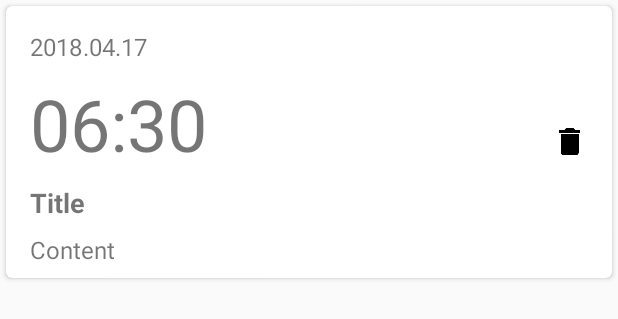
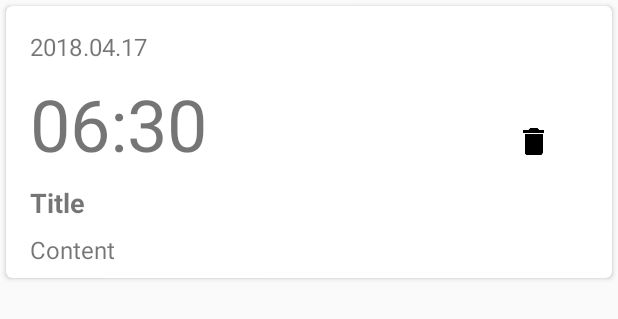
Before and after one commit to fy0715eien/floating-widget-android, an Android app: the layout item_alarm.xml on its own in the app's theme, with its tools: preview values and no code run, on a phone screen of 412 x 824 dp. Shown: the top 319 px of the screen. Run offline under Robolectric (Android 15) with nearby library versions, the phone set to English and light mode, and no system bars.

Commit message:
为提醒添加删除操作

```diff
--- a/app/src/main/java/com/example/fy071/floatingwidget/component/activity/PairingActivity.java
+++ b/app/src/main/java/com/example/fy071/floatingwidget/component/activity/PairingActivity.java
@@ -73,7 +73,7 @@ public class PairingActivity extends BaseActivity {
     @BindView(R.id.textView_devices)
     TextView devicesTextView;
 
-    @BindView(R.id.recyclerview_device_list)
+    @BindView(R.id.recyclerView_device_list)
     RecyclerView recyclerView;
 
     @BindView(R.id.fab_search)
--- a/app/src/main/java/com/example/fy071/floatingwidget/entity/AlarmItem.java
+++ b/app/src/main/java/com/example/fy071/floatingwidget/entity/AlarmItem.java
@@ -3,6 +3,7 @@ package com.example.fy071.floatingwidget.entity;
 import android.support.annotation.NonNull;
 import android.view.View;
 import android.widget.ImageView;
+import android.widget.RelativeLayout;
 import android.widget.TextView;
 
 import com.example.fy071.floatingwidget.R;
@@ -83,6 +84,9 @@ public class AlarmItem extends AbstractItem<AlarmItem, AlarmItem.ViewHolder> {
         @BindView(R.id.alarm_content)
         public TextView content;
 
+        @BindView(R.id.delete_container)
+        public RelativeLayout deleteContainer;
+
         @BindView(R.id.delete)
         public ImageView delete;
 
--- a/app/src/main/res/layout-v21/activity_pairing.xml
+++ b/app/src/main/res/layout-v21/activity_pairing.xml
@@ -31,7 +31,7 @@
                 app:layout_constraintStart_toStartOf="parent" />
 
             <android.support.v7.widget.RecyclerView
-                android:id="@+id/recyclerview_device_list"
+                android:id="@+id/recyclerView_device_list"
                 android:layout_width="match_parent"
                 android:layout_height="wrap_content"
                 android:layout_marginTop="8dp">
--- a/app/src/main/res/layout/activity_alarm.xml
+++ b/app/src/main/res/layout/activity_alarm.xml
@@ -2,11 +2,13 @@
 <android.support.constraint.ConstraintLayout xmlns:android="http://schemas.android.com/apk/res/android"
     xmlns:app="http://schemas.android.com/apk/res-auto"
     xmlns:tools="http://schemas.android.com/tools"
+    android:id="@+id/constraint_layout_alarm"
     android:layout_width="match_parent"
     android:layout_height="match_parent"
     tools:context=".component.activity.AlarmActivity">
 
     <RelativeLayout
+        android:id="@+id/relative_layout_alarm"
         android:layout_width="match_parent"
         android:layout_height="match_parent">
 
@@ -22,7 +24,7 @@
             <android.support.v7.widget.RecyclerView
                 android:id="@+id/recycler_view_alarm_list"
                 android:layout_width="match_parent"
-                android:layout_height="wrap_content">
+                android:layout_height="match_parent">
 
             </android.support.v7.widget.RecyclerView>
 
--- a/app/src/main/res/layout/activity_pairing.xml
+++ b/app/src/main/res/layout/activity_pairing.xml
@@ -31,7 +31,7 @@
                 app:layout_constraintStart_toStartOf="parent" />
 
             <android.support.v7.widget.RecyclerView
-                android:id="@+id/recyclerview_device_list"
+                android:id="@+id/recyclerView_device_list"
                 android:layout_width="match_parent"
                 android:layout_height="wrap_content"
                 android:layout_marginTop="8dp">
--- a/app/src/main/res/layout/item_alarm.xml
+++ b/app/src/main/res/layout/item_alarm.xml
@@ -61,17 +61,26 @@
             app:layout_constraintStart_toStartOf="parent"
             app:layout_constraintTop_toBottomOf="@+id/alarm_title" />
 
-        <ImageView
-            android:id="@+id/delete"
-            android:layout_width="wrap_content"
-            android:layout_height="wrap_content"
+        <RelativeLayout
+            android:id="@+id/delete_container"
+            android:layout_width="72dp"
+            android:layout_height="72dp"
             android:layout_marginBottom="8dp"
             android:layout_marginEnd="16dp"
             android:layout_marginTop="8dp"
-            android:src="@drawable/ic_delete_black_24dp"
+            android:background="?selectableItemBackgroundBorderless"
             app:layout_constraintBottom_toBottomOf="parent"
             app:layout_constraintEnd_toEndOf="parent"
-            app:layout_constraintTop_toTopOf="parent" />
+            app:layout_constraintTop_toTopOf="parent">
+
+            <ImageView
+                android:id="@+id/delete"
+                android:layout_width="wrap_content"
+                android:layout_height="wrap_content"
+                android:layout_centerInParent="true"
+                android:src="@drawable/ic_delete_black_24dp" />
+        </RelativeLayout>
+
 
     </android.support.constraint.ConstraintLayout>
 </android.support.v7.widget.CardView>
--- a/app/src/main/res/values/strings.xml
+++ b/app/src/main/res/values/strings.xml
@@ -15,6 +15,7 @@
 
     <string name="dialog_positive_button">OK</string>
     <string name="dialog_negative_button">Cancel</string>
+    <string name="dialog_title_delete">Are you sure you want to delete this Reminder</string>
 
     <string name="devices">Devices</string>
 
@@ -50,4 +51,6 @@
     <string name="hint_pairing">Founded devices appear here</string>
 
     <string name="menu_search">Search</string>
+
+    <string name="snackbar_remove">1 item removed</string>
 </resources>
```
Also changed, not shown: app/src/main/java/com/example/fy071/floatingwidget/component/activity/AlarmActivity.java (+20 -3 lines).
